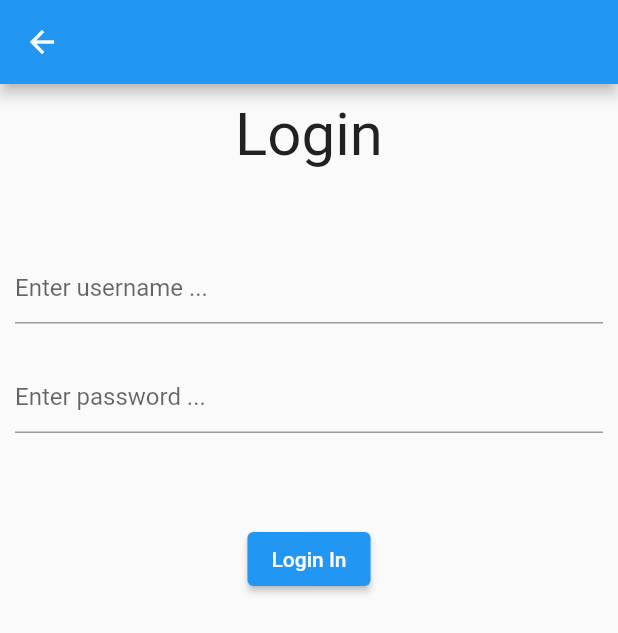
After one commit to DanPolonsky/RecipeProject, a Flutter app: the LoginPage screen opened directly, on a phone screen of 412 x 824 dp. The commit adds this screen. Shown: the top 633 px of the screen. Run offline on Flutter 3.47's test engine with Material 2 defaults, Android fonts, the phone set to English and light mode, and no system bars; our stand-ins replace convert, flutter_rating_bar, flutter_spinkit, image_picker, shared_preferences; missing offline and left inert: encrypt, pointycastle; accounts and stored records are empty; statements that could not run were skipped.

Commit message:
added login page, and login system - need to save username and password locally

```diff
--- a/lib/constants.dart
+++ b/lib/constants.dart
@@ -3,4 +3,5 @@ class Constants{
   static final int loadingAmount = 4;
   static final int startIndex = 0;
   static final int endIndex = startIndex + loadingAmount + firstLoad;
+  static bool loggedIn;
 }
--- /dev/null
+++ b/lib/providers/login_page_provider.dart
@@ -0,0 +1,76 @@
+import 'package:flutter/cupertino.dart';
+import 'package:flutter/material.dart';
+import 'package:flutter_spinkit/flutter_spinkit.dart';
+import 'package:shared_preferences/shared_preferences.dart';
+import '../constants.dart';
+import '../functions.dart';
+
+class LoginPageProvider extends ChangeNotifier{
+  GlobalKey<FormState> _formKey = GlobalKey<FormState>();
+  GlobalKey<FormState> get formKey => _formKey;
+
+  TextEditingController _userNameTextController = TextEditingController();
+  TextEditingController get userNameTextController => _userNameTextController;
+
+  TextEditingController _passwordTextController = TextEditingController();
+  TextEditingController get passwordTextController => _passwordTextController;
+
+  String _errorMsg = "";
+  String get errorMsg => _errorMsg;
+
+  bool _closeLoginPage = false;
+  bool get closeLoginPage => _closeLoginPage;
+
+
+  Widget _activeWaitingCircle = Container(
+
+
+    child: SpinKitCircle(
+      color: Colors.green,
+      size: 50.0,
+    ),
+  );
+
+  Widget _passiveWaitingCircle = Container(
+    height: 50,
+  );
+
+  Widget _waitingCircle = Container(
+    height: 50,
+  );
+
+  Widget get waitingCircle => _waitingCircle;
+
+
+  void sendLoginRequest() async{
+
+
+    if(_formKey.currentState.validate()){
+      _waitingCircle = _activeWaitingCircle;
+      notifyListeners();
+
+      String userName = _userNameTextController.text;
+      String password = _passwordTextController.text;
+      String loginResponseValue = await sendLoginPostRequest(userName, password);
+      _waitingCircle = _passiveWaitingCircle;
+      if(loginResponseValue == "logged in"){
+        _closeLoginPage = true;
+        SharedPreferences prefs = await SharedPreferences.getInstance();
+        prefs.setBool('LoggedIn', true);
+        Constants.loggedIn = true;
+        notifyListeners();
+      }
+
+      else{
+        _errorMsg = loginResponseValue;
+
+        notifyListeners();
+      }
+
+
+    }
+
+
+  }
+
+}
--- /dev/null
+++ b/lib/widgets/login_page.dart
@@ -0,0 +1,100 @@
+
+import 'package:flutter/cupertino.dart';
+import 'package:flutter/material.dart';
+import 'package:flutter_app/providers/login_page_provider.dart';
+import 'package:provider/provider.dart';
+
+class LoginPage extends StatefulWidget {
+  @override
+  _LoginPageState createState() => _LoginPageState();
+}
+
+class _LoginPageState extends State<LoginPage> {
+  @override
+  Widget build(BuildContext context) {
+    return Consumer<LoginPageProvider>(
+      builder: (BuildContext context, provider, Widget child) => Scaffold(
+        appBar: AppBar(),
+        body: SingleChildScrollView(
+          child: Column(
+
+            crossAxisAlignment: CrossAxisAlignment.center,
+            children: [
+              Container(
+                margin: EdgeInsets.fromLTRB(0,10,0,20),
+                child: Text(
+                  "Login",
+                  style: TextStyle(
+                    fontSize: 40
+                  ),
+                ),
+              ),
+              Container(
+                height: MediaQuery.of(context).size.height * 0.03,
+                child: Text(provider.errorMsg,style: TextStyle(color: Colors.red[600]),),
+              ),
+              Form(
+                key: provider.formKey,
+                child:Container(
+                  margin: EdgeInsets.all(10),
+                  child: Column(
+                    children: [
+                      Container(
+                        margin: EdgeInsets.fromLTRB(0, 0, 0, 20),
+                        child: TextFormField(
+                          controller: provider.userNameTextController,
+
+                          decoration: InputDecoration(
+
+                              hintText: 'Enter username ...'
+                          ),
+
+                          validator: (value) {
+                            if (value.isEmpty) {
+                              return 'Please enter username.';
+                            }
+                            return null;
+                          },
+                        ),
+                      ),
+                      Container(
+                        margin: EdgeInsets.fromLTRB(0, 5, 0, 10),
+                        child: TextFormField(
+                          controller: provider.passwordTextController,
+                          obscureText: true,
+                          decoration: InputDecoration(
+
+                              hintText: 'Enter password ...'
+                          ),
+
+                          validator: (value) {
+                            if (value.isEmpty) {
+                              return 'Please enter username.';
+                            }
+                            return null;
+                          },
+                        ),
+                      ),
+                      provider.waitingCircle,
+                      ElevatedButton(
+                          onPressed: () async {
+                            await provider.sendLoginRequest();
+                            if(provider.closeLoginPage){
+                              Navigator.pop(context);
+                            }
+                          },
+                          child: Text("Login In")
+                      )
+                    ],
+                  ),
+                ),
+
+              )
+
+            ],
+          ),
+        )
+      ),
+    );
+  }
+}
```
Also changed, not shown: lib/functions.dart (+79 -48 lines), lib/main.dart (+41 -77 lines), lib/providers/add_recipe_page_provider.dart (+18 -8 lines), lib/widgets/add_recipe_page.dart (+13 -5 lines), lib/widgets/waiting_page.dart (+11 -2 lines), pubspec.yaml (+4 -4 lines), pubspec.lock.
